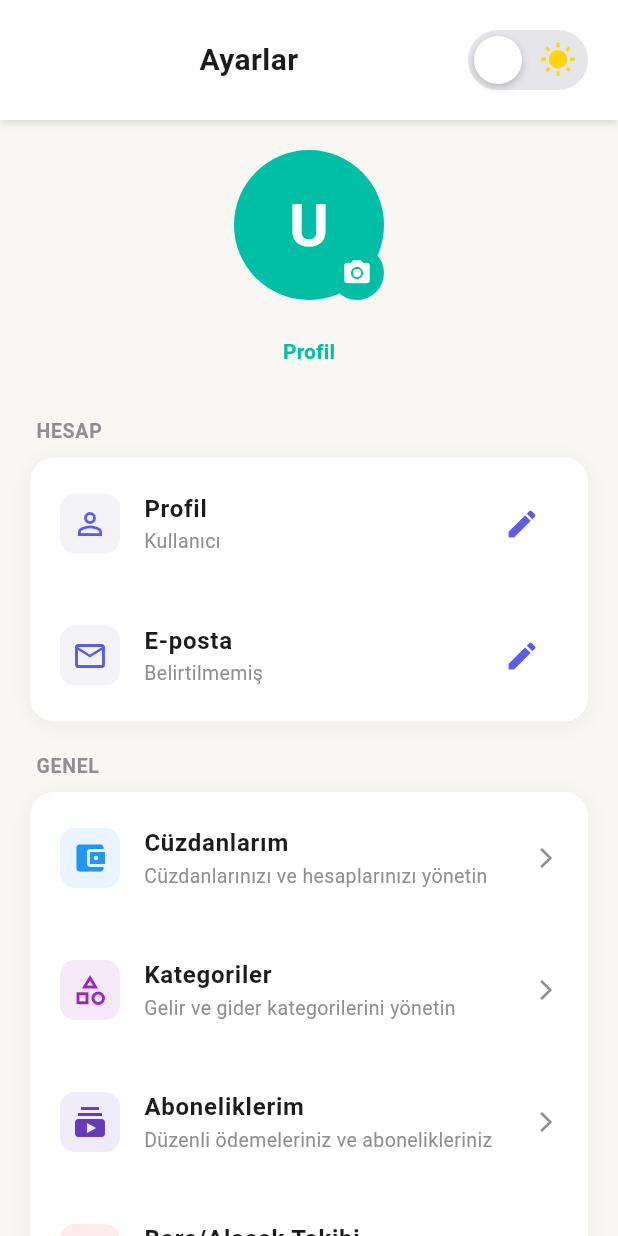
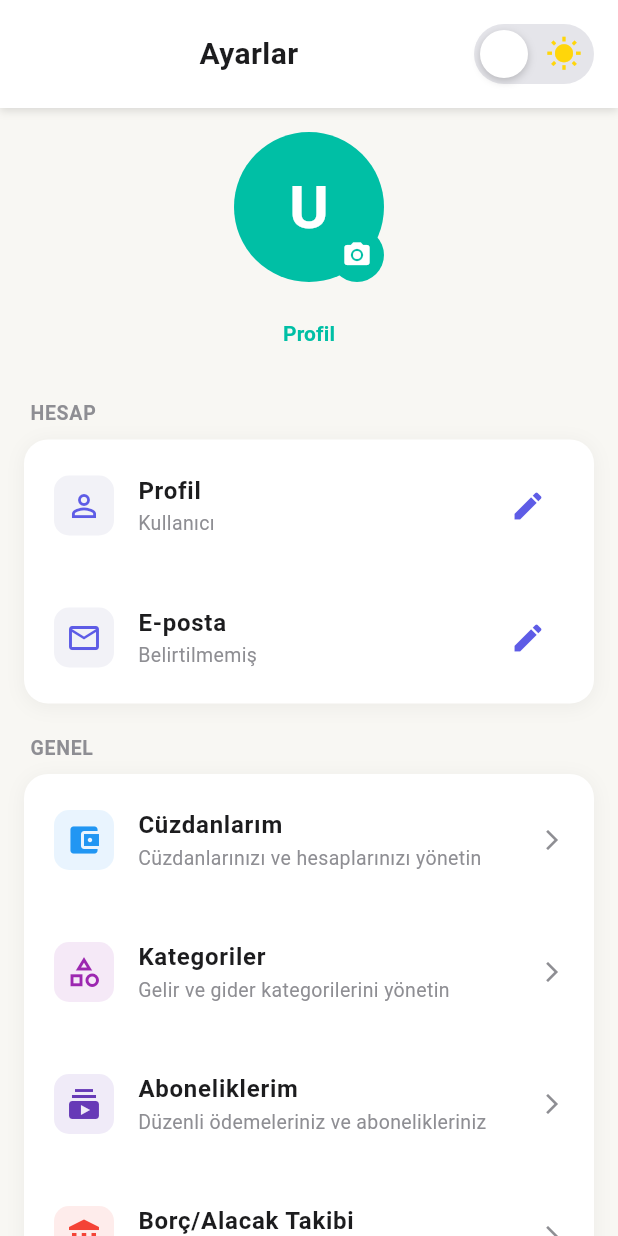
Before and after one commit to cloude33/Parion, a Flutter app: the SettingsScreen screen opened directly, on a phone screen of 412 x 824 dp. Run offline on Flutter 3.47's test engine with Material 3 defaults, Android fonts, the phone set to English and light mode, and no system bars; our stand-ins replace cloud_firestore, connectivity_plus, csv, currency_text_input_formatter, file_picker, firebase_auth and 25 more; missing offline and left inert: excel, extension_google_sign_in_as_googleapis_auth, google_mlkit_text_recognition, googleapis, local_auth_android; accounts and stored records are empty; generated files the repository leaves out were written again; statements that could not run were skipped.

Commit message:
Responsive iyileştirme: add_transaction ve settings
- add_transaction_screen.dart: responsive_helper import + 12 padding responsive
- settings_screen.dart: responsive_helper import + 3 padding responsive
- build/web: yeniden derlenmiş PWA çıktısı

```diff
--- a/lib/screens/settings_screen.dart
+++ b/lib/screens/settings_screen.dart
@@ -20,6 +20,7 @@ import 'package:firebase_auth/firebase_auth.dart' as fb_auth;
 
 import '../l10n/app_localizations.dart';
 import 'currency_settings_screen.dart';
+import '../utils/responsive_helper.dart';
 import 'user_selection_screen.dart';
 import 'debt_list_screen.dart';
 import 'bill_templates_screen.dart';
@@ -230,7 +231,7 @@ class _SettingsScreenState extends State<SettingsScreen> {
 
   Widget _buildHeader() {
     return Container(
-      padding: const EdgeInsets.all(20),
+      padding: ResponsiveHelper.getResponsivePadding(context),
       decoration: BoxDecoration(
         color: Theme.of(context).appBarTheme.backgroundColor,
         boxShadow: const [
@@ -258,7 +259,7 @@ class _SettingsScreenState extends State<SettingsScreen> {
 
   Widget _buildSettings() {
     return ListView(
-      padding: const EdgeInsets.all(20),
+      padding: ResponsiveHelper.getResponsivePadding(context),
       children: [
         Center(
           child: GestureDetector(
@@ -1233,7 +1234,7 @@ class _SettingsScreenState extends State<SettingsScreen> {
             mainAxisSize: MainAxisSize.min,
             children: [
               Padding(
-                padding: const EdgeInsets.all(16.0),
+                padding: ResponsiveHelper.getResponsivePadding(context),
                 child: Text(
                   AppLocalizations.of(context)!.selectLanguage,
                   style: const TextStyle(
```
Also changed, not shown: lib/screens/add_transaction_screen.dart (+13 -12 lines), 3 other files.
